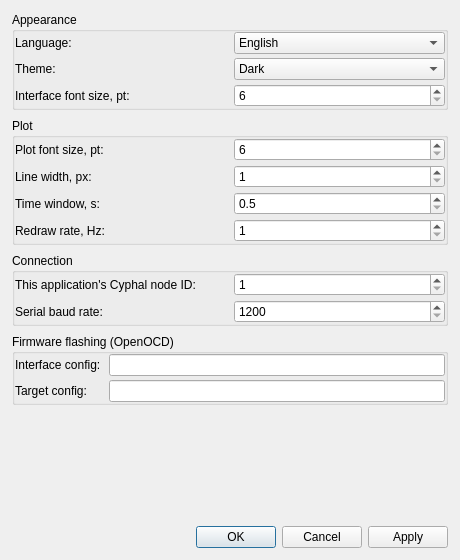
Above: ui/preferences_dialog.ui from VBCores/VBDriveWizard before the change. Below: the same form after it.
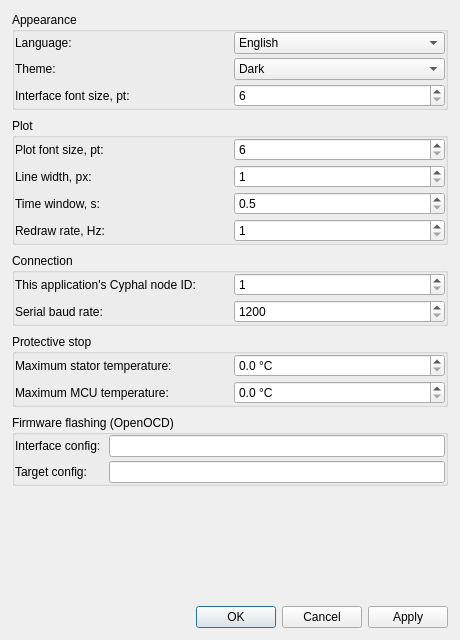
That is the form after the change. Icons and pictures are not drawn.

What changed in the file:
```diff
--- a/ui/preferences_dialog.ui
+++ b/ui/preferences_dialog.ui
@@ -7,7 +7,7 @@
     <x>0</x>
     <y>0</y>
     <width>460</width>
-    <height>560</height>
+    <height>640</height>
    </rect>
   </property>
   <property name="windowTitle">
@@ -297,6 +297,85 @@
      </layout>
     </widget>
    </item>
+   <item>
+    <widget class="QGroupBox" name="SafetyGroupBox">
+     <property name="title">
+      <string>Protective stop</string>
+     </property>
+     <layout class="QGridLayout" name="SafetyGroupBoxLayout">
+      <property name="horizontalSpacing">
+       <number>8</number>
+      </property>
+      <property name="verticalSpacing">
+       <number>4</number>
+      </property>
+      <property name="leftMargin">
+       <number>0</number>
+      </property>
+      <property name="topMargin">
+       <number>0</number>
+      </property>
+      <property name="rightMargin">
+       <number>0</number>
+      </property>
+      <property name="bottomMargin">
+       <number>0</number>
+      </property>
+      <item row="0" column="0">
+       <widget class="QLabel" name="MaxStatorTempCaption">
+        <property name="text">
+         <string>Maximum stator temperature:</string>
+        </property>
+       </widget>
+      </item>
+      <item row="0" column="1">
+       <widget class="QDoubleSpinBox" name="MaxStatorTempSpinBox">
+        <property name="decimals">
+         <number>1</number>
+        </property>
+        <property name="minimum">
+         <double>0.000000000000000</double>
+        </property>
+        <property name="maximum">
+         <double>250.000000000000000</double>
+        </property>
+        <property name="singleStep">
+         <double>1.000000000000000</double>
+        </property>
+        <property name="suffix">
+         <string notr="true"> °C</string>
+        </property>
+       </widget>
+      </item>
+      <item row="1" column="0">
+       <widget class="QLabel" name="MaxMcuTempCaption">
+        <property name="text">
+         <string>Maximum MCU temperature:</string>
+        </property>
+       </widget>
+      </item>
+      <item row="1" column="1">
+       <widget class="QDoubleSpinBox" name="MaxMcuTempSpinBox">
+        <property name="decimals">
+         <number>1</number>
+        </property>
+        <property name="minimum">
+         <double>0.000000000000000</double>
+        </property>
+        <property name="maximum">
+         <double>250.000000000000000</double>
+        </property>
+        <property name="singleStep">
+         <double>1.000000000000000</double>
+        </property>
+        <property name="suffix">
+         <string notr="true"> °C</string>
+        </property>
+       </widget>
+      </item>
+     </layout>
+    </widget>
+   </item>
    <item>
     <widget class="QGroupBox" name="FirmwareGroupBox">
      <property name="title">
```
